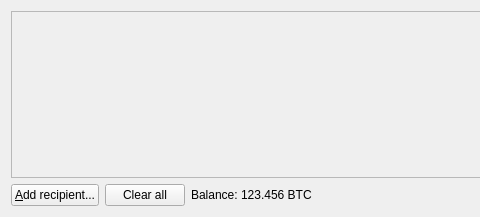
Above: src/qt/forms/sendcoinsdialog.ui from raffermeko/bitcoin before the change; both pictures show x 0 to 480 and y 0 to 217 of the 686 by 217 pixel window. Below: the same form after it.
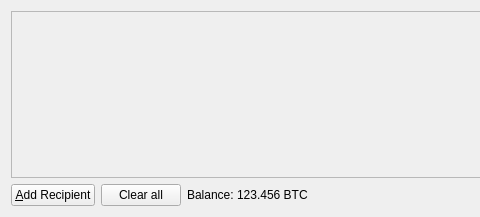
That is the form after the change. Icons and pictures are not drawn.

Commit message: harmonize the use of ellipsis ("...") to be used in menus, but not on buttons / update some strings to be more informative

Patch:
```diff
--- a/src/qt/forms/sendcoinsdialog.ui
+++ b/src/qt/forms/sendcoinsdialog.ui
@@ -64,7 +64,7 @@
         <string>Send to multiple recipients at once</string>
        </property>
        <property name="text">
-        <string>&amp;Add recipient...</string>
+        <string>&amp;Add Recipient</string>
        </property>
        <property name="icon">
         <iconset resource="../bitcoin.qrc">
```
The commit also changes 4 other files.
